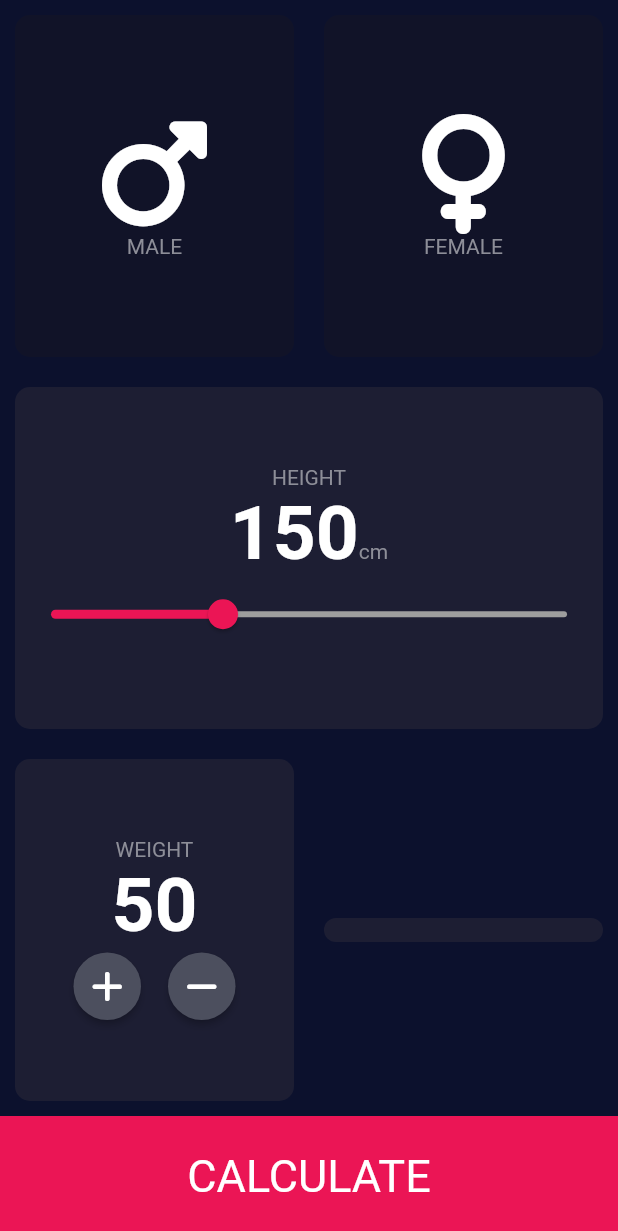
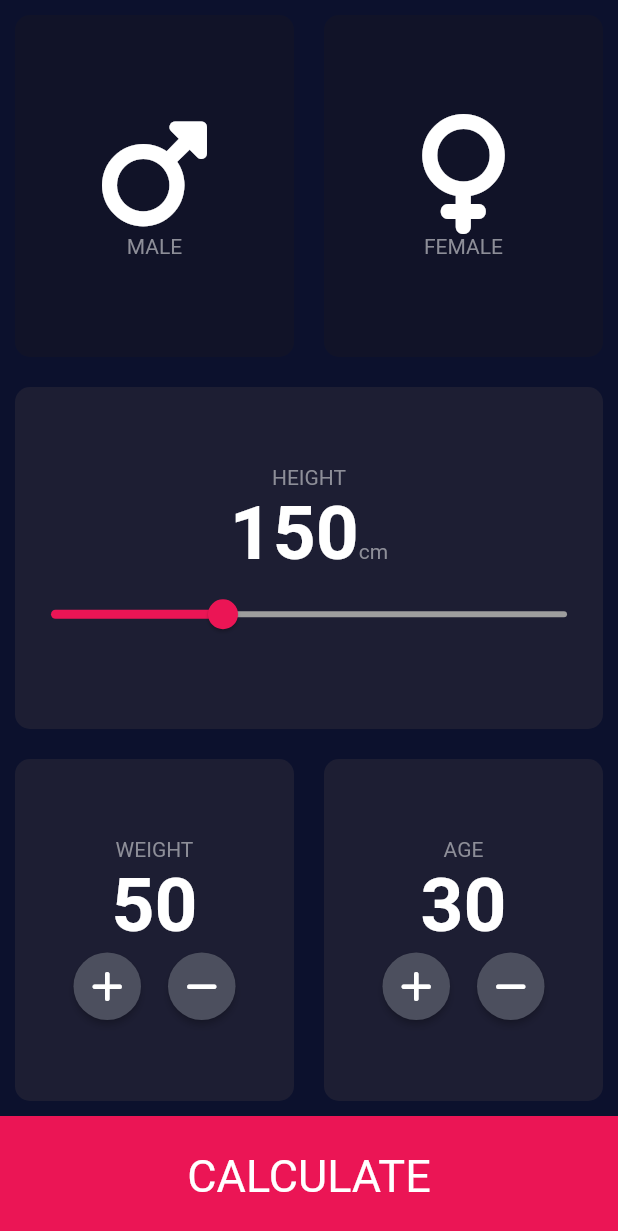
Before and after one commit to HooEP01/bmi, a Flutter app: the screen it shows after launch, on a phone screen of 412 x 824 dp. Shown: the top 1231 px of the screen. Run offline on Flutter 3.47's test engine with Material 2 defaults, Android fonts, the phone set to English and light mode, and no system bars; our stand-ins replace font_awesome_flutter.

```diff
--- /dev/null
+++ b/lib/bottom_button.dart
@@ -0,0 +1,30 @@
+import 'package:flutter/material.dart';
+
+class BottomButton extends StatelessWidget {
+  final void Function() onTap;
+
+  BottomButton({required this.onTap});
+
+  @override
+  Widget build(BuildContext context) {
+    return Container(
+      height: 80.0,
+      color: Color(0xFFEB1555),
+      //TODO: 9. Wrap the Center widget with GestureDetector to receive onTap gesture
+      //TODO: 10. The onTap gesture will navigate to the ResultPage() using the Navigator.push()
+      //TODO: 13. The Navigator will push some value to the ResultPage()
+      //TODO: 14. Create a BMI Calculator class to calculate BMI value, display BMI category and display some words of encouragement
+      child: GestureDetector(
+        onTap: onTap,
+        child: Center(
+          child: Text(
+            'CALCULATE',
+            style: TextStyle(
+              fontSize: 30.0,
+            ),
+          ),
+        ),
+      ),
+    );
+  }
+}
--- a/lib/constants.dart
+++ b/lib/constants.dart
@@ -7,3 +7,8 @@ const kNumberStyle = TextStyle(
   fontSize: 50.0,
   fontWeight: FontWeight.bold,
 );
+const kTitleStyle = TextStyle(
+  fontSize: 50.0,
+  fontWeight: FontWeight.bold,
+  color: Colors.green,
+);
--- a/lib/input_page.dart
+++ b/lib/input_page.dart
@@ -1,7 +1,9 @@
+import 'package:bmi/result_page.dart';
 import 'package:flutter/material.dart';
 import 'reusable_card.dart';
 import 'package:font_awesome_flutter/font_awesome_flutter.dart';
 import 'constants.dart';
+import 'bottom_button.dart';
 
 // user-defined data type
 enum Gender {
@@ -139,8 +141,6 @@ class _InputPageState extends State<InputPage> {
               children: [
                 Expanded(
                   child: ReusableCard(
-                    //TODO: 5. Add a Column, which has children (Text, Text, Row (RoundIconButton, RoundIconButton))
-                    //TODO: 6. The RoundIconButton will received gesture that is going to change the value of the weight
                     cardChild: Column(
                       mainAxisAlignment: MainAxisAlignment.center,
                       children: [
@@ -185,34 +185,64 @@ class _InputPageState extends State<InputPage> {
                   child: ReusableCard(
                     //TODO: 7. Add a Column, which has children (Text, Text, Row (RoundIconButton, RoundIconButton))
                     //TODO: 8. The RoundIconButton will received gesture that is going to change the value of the age
-                    cardChild: Text(''),
+                    cardChild: Column(
+                      mainAxisAlignment: MainAxisAlignment.center,
+                      children: [
+                        Text(
+                          'AGE',
+                          style: TextStyle(color: kTextColor),
+                        ),
+                        Text(
+                          age.toString(),
+                          style: kNumberStyle,
+                        ),
+                        Row(
+                          mainAxisAlignment: MainAxisAlignment.center,
+                          children: [
+                            RoundIconButton(
+                              icon: FontAwesomeIcons.plus,
+                              onPress: () {
+                                setState(() {
+                                  age++;
+                                });
+                              },
+                            ),
+                            SizedBox(
+                              width: 15.0,
+                            ),
+                            RoundIconButton(
+                              icon: FontAwesomeIcons.minus,
+                              onPress: () {
+                                setState(() {
+                                  age--;
+                                });
+                              },
+                            ),
+                          ],
+                        ),
+                      ],
+                    ),
                     cardColor: kActiveCardColor,
                   ),
                 ),
               ],
             ),
           ),
-          Container(
-            height: 80.0,
-            color: Color(0xFFEB1555),
-            //TODO: 9. Wrap the Center widget with GestureDetector to receive onTap gesture
-            //TODO: 10. The onTap gesture will navigate to the ResultPage() using the Navigator.push()
-            //TODO: 13. The Navigator will push some value to the ResultPage()
-            //TODO: 14. Create a BMI Calculator class to calculate BMI value, display BMI category and display some words of encouragement
-            child: Center(
-              child: Text(
-                'CALCULATE',
-                style: TextStyle(
-                  fontSize: 30.0,
-                ),
-              ),
-            ),
+          BottomButton(
+            onTap: () {
+              Navigator.push(
+                context,
+                MaterialPageRoute(builder: (context) => ResultPage()),
+              );
+            },
           ),
         ],
       ),
     );
   }
 }
+
+
 
 class RoundIconButton extends StatelessWidget {
   final IconData icon;
```
Also changed, not shown: lib/result_page.dart (+24 -0 lines).
